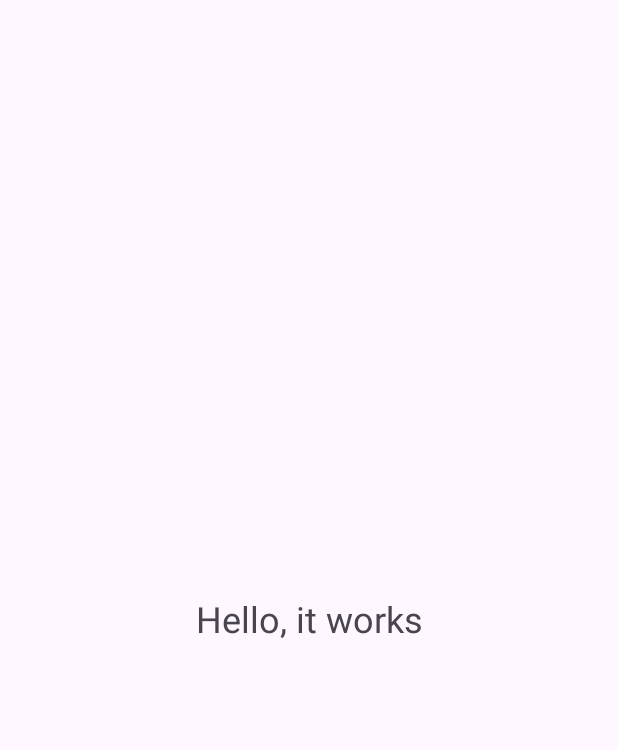
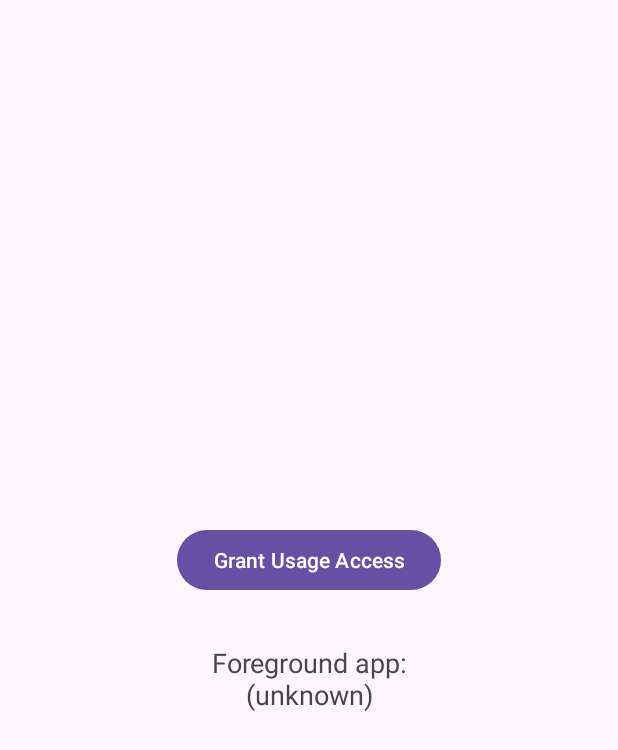
Before and after one commit to stdigital892-dotcom/Fliptle, an Android app: the screen it shows after launch (MainActivity), on a phone screen of 412 x 824 dp. Shown: the top 750 px of the screen. Run offline under Robolectric (Android 15) with nearby library versions, the phone set to English and light mode, and no system bars.

Commit message:
Replace app with Usage Access foreground-app monitor
- Button opens system Usage Access settings (ACTION_USAGE_ACCESS_SETTINGS)
- Displays current foreground app package via UsageStatsManager, refreshing every 2s
- Shows permission-needed prompt until PACKAGE_USAGE_STATS access is granted
- Uses checkOpNoThrow for permission check (compatible with minSdk 24)
- Unchanged: Gradle setup and CI workflow building/uploading the debug APK

Co-Authored-By: Claude Opus 4.8 <noreply@anthropic.com>
Claude-Session: https://claude.ai/code/session_012xs48EkRvNin4yViRbwCag

```diff
--- a/app/src/main/AndroidManifest.xml
+++ b/app/src/main/AndroidManifest.xml
@@ -1,9 +1,14 @@
 <?xml version="1.0" encoding="utf-8"?>
-<manifest xmlns:android="http://schemas.android.com/apk/res/android">
+<manifest xmlns:android="http://schemas.android.com/apk/res/android"
+    xmlns:tools="http://schemas.android.com/tools">
+
+    <uses-permission
+        android:name="android.permission.PACKAGE_USAGE_STATS"
+        tools:ignore="ProtectedPermissions" />
 
     <application
         android:allowBackup="true"
-        android:label="Hello App"
+        android:label="@string/app_name"
         android:supportsRtl="true"
         android:theme="@style/Theme.HelloApp">
 
--- a/app/src/main/java/com/test/hello/MainActivity.kt
+++ b/app/src/main/java/com/test/hello/MainActivity.kt
@@ -1,11 +1,95 @@
 package com.test.hello
 
+import android.app.AppOpsManager
+import android.app.usage.UsageEvents
+import android.app.usage.UsageStatsManager
+import android.content.Context
+import android.content.Intent
 import android.os.Bundle
+import android.os.Handler
+import android.os.Looper
+import android.os.Process
+import android.provider.Settings
+import android.widget.Button
+import android.widget.TextView
 import androidx.appcompat.app.AppCompatActivity
 
 class MainActivity : AppCompatActivity() {
+
+    private lateinit var statusText: TextView
+    private val handler = Handler(Looper.getMainLooper())
+
+    private val refreshRunnable = object : Runnable {
+        override fun run() {
+            updateStatus()
+            handler.postDelayed(this, REFRESH_INTERVAL_MS)
+        }
+    }
+
     override fun onCreate(savedInstanceState: Bundle?) {
         super.onCreate(savedInstanceState)
         setContentView(R.layout.activity_main)
+
+        statusText = findViewById(R.id.statusText)
+        findViewById<Button>(R.id.grantButton).setOnClickListener {
+            startActivity(Intent(Settings.ACTION_USAGE_ACCESS_SETTINGS))
+        }
+    }
+
+    override fun onResume() {
+        super.onResume()
+        // Refresh immediately, then every 2 seconds.
+        handler.post(refreshRunnable)
+    }
+
+    override fun onPause() {
+        super.onPause()
+        handler.removeCallbacks(refreshRunnable)
+    }
+
+    private fun updateStatus() {
+        if (!hasUsageAccess()) {
+            statusText.text = getString(R.string.permission_needed)
+            return
+        }
+        val pkg = foregroundPackage()
+        statusText.text = if (pkg != null) {
+            "${getString(R.string.foreground_label)}\n$pkg"
+        } else {
+            "${getString(R.string.foreground_label)}\n(unknown)"
+        }
+    }
+
+    private fun hasUsageAccess(): Boolean {
+        val appOps = getSystemService(Context.APP_OPS_SERVICE) as AppOpsManager
+        // checkOpNoThrow is available since API 19; works across minSdk 24..34.
+        @Suppress("DEPRECATION")
+        val mode = appOps.checkOpNoThrow(
+            AppOpsManager.OPSTR_GET_USAGE_STATS,
+            Process.myUid(),
+            packageName
+        )
+        return mode == AppOpsManager.MODE_ALLOWED
+    }
+
+    private fun foregroundPackage(): String? {
+        val usm = getSystemService(Context.USAGE_STATS_SERVICE) as UsageStatsManager
+        val now = System.currentTimeMillis()
+        // Look back over a short window and take the most recent resume event.
+        val events = usm.queryEvents(now - QUERY_WINDOW_MS, now)
+        val event = UsageEvents.Event()
+        var lastPackage: String? = null
+        while (events.hasNextEvent()) {
+            events.getNextEvent(event)
+            if (event.eventType == UsageEvents.Event.MOVE_TO_FOREGROUND) {
+                lastPackage = event.packageName
+            }
+        }
+        return lastPackage
+    }
+
+    companion object {
+        private const val REFRESH_INTERVAL_MS = 2_000L
+        private const val QUERY_WINDOW_MS = 60_000L
     }
 }
--- a/app/src/main/res/layout/activity_main.xml
+++ b/app/src/main/res/layout/activity_main.xml
@@ -3,17 +3,30 @@
     xmlns:android="http://schemas.android.com/apk/res/android"
     xmlns:app="http://schemas.android.com/apk/res-auto"
     android:layout_width="match_parent"
-    android:layout_height="match_parent">
+    android:layout_height="match_parent"
+    android:padding="24dp">
+
+    <Button
+        android:id="@+id/grantButton"
+        android:layout_width="wrap_content"
+        android:layout_height="wrap_content"
+        android:text="@string/grant_button"
+        app:layout_constraintBottom_toTopOf="@+id/statusText"
+        app:layout_constraintEnd_toEndOf="parent"
+        app:layout_constraintStart_toStartOf="parent"
+        app:layout_constraintTop_toTopOf="parent"
+        app:layout_constraintVertical_chainStyle="packed" />
 
     <TextView
-        android:id="@+id/helloText"
-        android:layout_width="wrap_content"
+        android:id="@+id/statusText"
+        android:layout_width="0dp"
         android:layout_height="wrap_content"
-        android:text="@string/hello_message"
-        android:textSize="24sp"
+        android:layout_marginTop="32dp"
+        android:gravity="center"
+        android:textSize="18sp"
         app:layout_constraintBottom_toBottomOf="parent"
         app:layout_constraintEnd_toEndOf="parent"
         app:layout_constraintStart_toStartOf="parent"
-        app:layout_constraintTop_toTopOf="parent" />
+        app:layout_constraintTop_toBottomOf="@+id/grantButton" />
 
 </androidx.constraintlayout.widget.ConstraintLayout>
--- a/app/src/main/res/values/strings.xml
+++ b/app/src/main/res/values/strings.xml
@@ -1,5 +1,7 @@
 <?xml version="1.0" encoding="utf-8"?>
 <resources>
-    <string name="app_name">Hello App</string>
-    <string name="hello_message">Hello, it works</string>
+    <string name="app_name">Usage Access Demo</string>
+    <string name="grant_button">Grant Usage Access</string>
+    <string name="permission_needed">Permission needed — tap the button above.</string>
+    <string name="foreground_label">Foreground app:</string>
 </resources>
```
